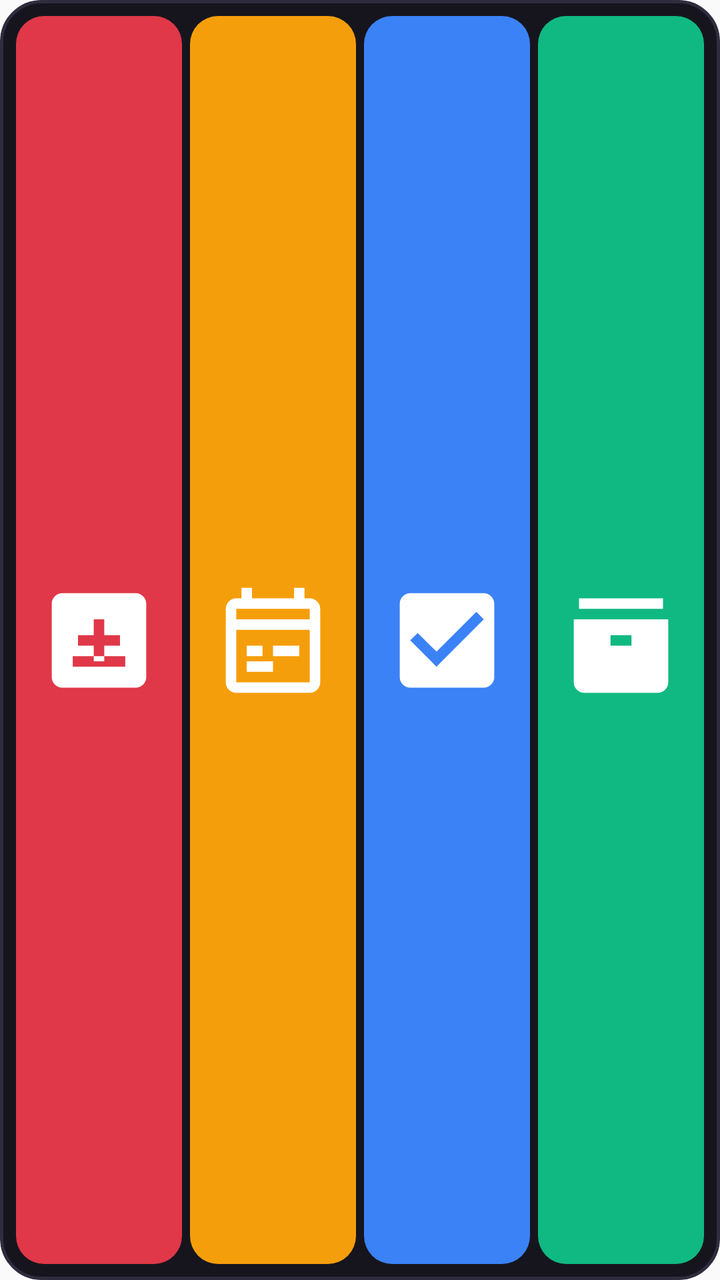
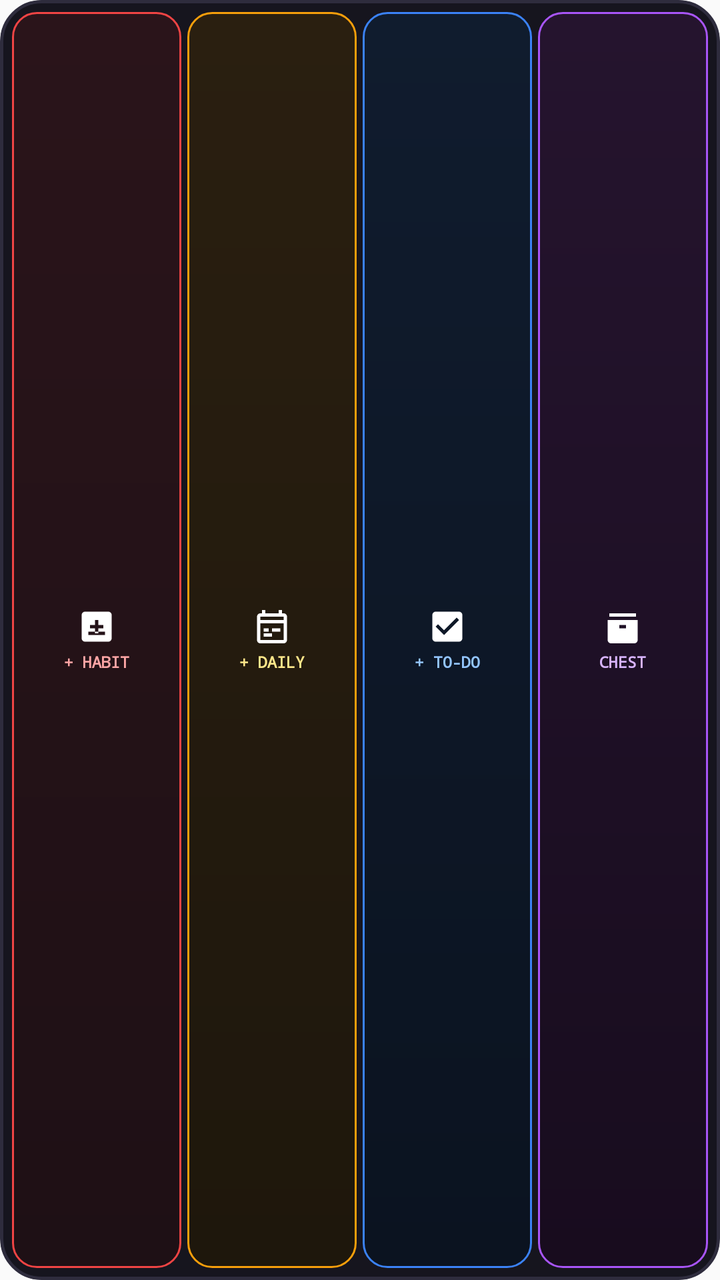

Two renders of the same Android screen: before a commit and after it. Below are the layout's source before the change and the commit's diff.
<!-- AndroidManifest.xml: application theme AppTheme -->
<!-- res/layout/quick_actions_widget.xml -->
<?xml version="1.0" encoding="utf-8"?>
<LinearLayout xmlns:android="http://schemas.android.com/apk/res/android"
    android:id="@+id/widget_quick_root"
    android:layout_width="match_parent"
    android:layout_height="match_parent"
    android:background="@drawable/widget_background"
    android:orientation="horizontal"
    android:padding="8dp"
    android:gravity="center"
    android:clipToOutline="true">

    
    <ImageButton
        android:id="@+id/quick_btn_habit"
        android:layout_width="0dp"
        android:layout_height="match_parent"
        android:layout_weight="1"
        android:layout_marginEnd="4dp"
        android:background="@drawable/widget_btn_red"
        android:src="@drawable/ic_widget_habit"
        android:scaleType="fitCenter"
        android:padding="10dp"
        android:contentDescription="New Habit" />

    
    <ImageButton
        android:id="@+id/quick_btn_daily"
        android:layout_width="0dp"
        android:layout_height="match_parent"
        android:layout_weight="1"
        android:layout_marginEnd="4dp"
        android:background="@drawable/widget_btn_amber"
        android:src="@drawable/ic_widget_daily"
        android:scaleType="fitCenter"
        android:padding="10dp"
        android:contentDescription="New Daily" />

    
    <ImageButton
        android:id="@+id/quick_btn_todo"
        android:layout_width="0dp"
        android:layout_height="match_parent"
        android:layout_weight="1"
        android:layout_marginEnd="4dp"
        android:background="@drawable/widget_btn_blue"
        android:src="@drawable/ic_widget_todo"
        android:scaleType="fitCenter"
        android:padding="10dp"
        android:contentDescription="New To-Do" />

    
    <ImageButton
        android:id="@+id/quick_btn_chest"
        android:layout_width="0dp"
        android:layout_height="match_parent"
        android:layout_weight="1"
        android:background="@drawable/widget_btn_emerald"
        android:src="@drawable/ic_widget_chest"
        android:scaleType="fitCenter"
        android:padding="10dp"
        android:contentDescription="Open Chest" />
</LinearLayout>
<!-- resources referenced by this layout -->
<resources>
  <!-- drawable ic_widget_chest (drawable) -->
  <vector xmlns:android="http://schemas.android.com/apk/res/android"
      android:width="22dp"
      android:height="22dp"
      android:viewportWidth="24"
      android:viewportHeight="24">
      <path
          android:fillColor="#FFFFFF"
          android:pathData="M20,6H4V4h16V6z M21,8H3v12c0,1.1 0.9,2 2,2h14c1.1,0 2,-0.9 2,-2V8z M14,13h-4v-2h4V13z"/>
  </vector>
  <!-- drawable ic_widget_habit (drawable) -->
  <vector xmlns:android="http://schemas.android.com/apk/res/android"
      android:width="22dp"
      android:height="22dp"
      android:viewportWidth="24"
      android:viewportHeight="24">
      <path
          android:fillColor="#FFFFFF"
          android:pathData="M19,3H5C3.9,3 3,3.9 3,5v14c0,1.1 0.9,2 2,2h14c1.1,0 2,-0.9 2,-2V5C21,3.9 20.1,3 19,3z M11,8h2v3h3v2h-3v3h-2v-3H8v-2h3V8z M17,17H7v-2h10V17z"/>
  </vector>
  <!-- drawable ic_widget_todo (drawable) -->
  <vector xmlns:android="http://schemas.android.com/apk/res/android"
      android:width="22dp"
      android:height="22dp"
      android:viewportWidth="24"
      android:viewportHeight="24">
      <path
          android:fillColor="#FFFFFF"
          android:pathData="M19,3H5C3.9,3 3,3.9 3,5v14c0,1.1 0.9,2 2,2h14c1.1,0 2,-0.9 2,-2V5C21,3.9 20.1,3 19,3z M10,17l-5,-5 1.41,-1.41L10,14.17l7.59,-7.59L19,8l-9,9z"/>
  </vector>
  <!-- drawable widget_background (drawable) -->
  <?xml version="1.0" encoding="utf-8"?>
  <shape xmlns:android="http://schemas.android.com/apk/res/android"
      android:shape="rectangle">
      <solid android:color="#16151E" />
      <corners android:radius="20dp" />
      <stroke
          android:width="1.5dp"
          android:color="#2E2C3D" />
  </shape>
  <!-- drawable widget_btn_amber (drawable) -->
  <?xml version="1.0" encoding="utf-8"?>
  <shape xmlns:android="http://schemas.android.com/apk/res/android"
      android:shape="rectangle">
      <solid android:color="#F59E0B" />
      <corners android:radius="14dp" />
  </shape>
  <!-- drawable widget_btn_blue (drawable) -->
  <?xml version="1.0" encoding="utf-8"?>
  <shape xmlns:android="http://schemas.android.com/apk/res/android"
      android:shape="rectangle">
      <solid android:color="#3B82F6" />
      <corners android:radius="14dp" />
  </shape>
  <!-- drawable widget_btn_emerald (drawable) -->
  <?xml version="1.0" encoding="utf-8"?>
  <shape xmlns:android="http://schemas.android.com/apk/res/android"
      android:shape="rectangle">
      <solid android:color="#10B981" />
      <corners android:radius="14dp" />
  </shape>
  <!-- drawable widget_btn_red (drawable) -->
  <?xml version="1.0" encoding="utf-8"?>
  <shape xmlns:android="http://schemas.android.com/apk/res/android"
      android:shape="rectangle">
      <solid android:color="#E03848" />
      <corners android:radius="14dp" />
  </shape>
  <style name="AppTheme" parent="Theme.AppCompat.Light.DarkActionBar">
          
          <item name="colorPrimary">@color/colorPrimary</item>
          <item name="colorPrimaryDark">@color/colorPrimaryDark</item>
          <item name="colorAccent">@color/colorAccent</item>
      </style>
  <!-- unchanged entries left out for length: 1 -->
</resources>

<!-- the commit's change to res/layout/quick_actions_widget.xml (unified diff, before → after) -->
@@ -5,58 +5,156 @@
     android:layout_height="match_parent"
     android:background="@drawable/widget_background"
     android:orientation="horizontal"
-    android:padding="8dp"
+    android:padding="6dp"
     android:gravity="center"
     android:clipToOutline="true">
 
     
-    <ImageButton
+    <LinearLayout
         android:id="@+id/quick_btn_habit"
         android:layout_width="0dp"
         android:layout_height="match_parent"
         android:layout_weight="1"
-        android:layout_marginEnd="4dp"
+        android:layout_marginEnd="3dp"
         android:background="@drawable/widget_btn_red"
-        android:src="@drawable/ic_widget_habit"
-        android:scaleType="fitCenter"
-        android:padding="10dp"
-        android:contentDescription="New Habit" />
+        android:orientation="vertical"
+        android:gravity="center"
+        android:paddingVertical="4dp"
+        android:clickable="true"
+        android:focusable="true">
+
+        <ImageView
+            android:layout_width="20dp"
+            android:layout_height="20dp"
+            android:src="@drawable/ic_widget_habit"
+            android:scaleType="fitCenter"
+            android:contentDescription="New Habit" />
+
+        <TextView
+            android:layout_width="wrap_content"
+            android:layout_height="wrap_content"
+            android:text="+ HABIT"
+            android:textColor="#FCA5A5"
+            android:textSize="8sp"
+            android:textStyle="bold"
+            android:typeface="monospace"
+            android:layout_marginTop="2dp" />
+    </LinearLayout>
 
     
-    <ImageButton
+    <RelativeLayout
         android:id="@+id/quick_btn_daily"
         android:layout_width="0dp"
         android:layout_height="match_parent"
         android:layout_weight="1"
-        android:layout_marginEnd="4dp"
+        android:layout_marginEnd="3dp"
         android:background="@drawable/widget_btn_amber"
-        android:src="@drawable/ic_widget_daily"
-        android:scaleType="fitCenter"
-        android:padding="10dp"
-        android:contentDescription="New Daily" />
+        android:clickable="true"
+        android:focusable="true">
+
+        <LinearLayout
+            android:layout_width="match_parent"
+            android:layout_height="match_parent"
+            android:orientation="vertical"
+            android:gravity="center"
+            android:paddingVertical="4dp">
+
+            <ImageView
+                android:layout_width="20dp"
+                android:layout_height="20dp"
+                android:src="@drawable/ic_widget_daily"
+                android:scaleType="fitCenter"
+                android:contentDescription="New Daily" />
+
+            <TextView
+                android:layout_width="wrap_content"
+                android:layout_height="wrap_content"
+                android:text="+ DAILY"
+                android:textColor="#FDE68A"
+                android:textSize="8sp"
+                android:textStyle="bold"
+                android:typeface="monospace"
+                android:layout_marginTop="2dp" />
+        </LinearLayout>
+
+        <TextView
+            android:id="@+id/quick_daily_badge"
+            android:layout_width="wrap_content"
+            android:layout_height="wrap_content"
+            android:layout_alignParentTop="true"
+            android:layout_alignParentEnd="true"
+            android:layout_margin="3dp"
+            android:paddingHorizontal="4dp"
+            android:paddingVertical="1dp"
+            android:background="@drawable/widget_chip_dark"
+            android:text="0"
+            android:textColor="#F59E0B"
+            android:textSize="7sp"
+            android:textStyle="bold"
+            android:typeface="monospace"
+            android:visibility="gone" />
+    </RelativeLayout>
 
     
-    <ImageButton
+    <LinearLayout
         android:id="@+id/quick_btn_todo"
         android:layout_width="0dp"
         android:layout_height="match_parent"
         android:layout_weight="1"
-        android:layout_marginEnd="4dp"
+        android:layout_marginEnd="3dp"
         android:background="@drawable/widget_btn_blue"
-        android:src="@drawable/ic_widget_todo"
-        android:scaleType="fitCenter"
-        android:padding="10dp"
-        android:contentDescription="New To-Do" />
+        android:orientation="vertical"
+        android:gravity="center"
+        android:paddingVertical="4dp"
+        android:clickable="true"
+        android:focusable="true">
+
+        <ImageView
+            android:layout_width="20dp"
+            android:layout_height="20dp"
+            android:src="@drawable/ic_widget_todo"
+            android:scaleType="fitCenter"
+            android:contentDescription="New To-Do" />
+
+        <TextView
+            android:layout_width="wrap_content"
+            android:layout_height="wrap_content"
+            android:text="+ TO-DO"
+            android:textColor="#93C5FD"
+            android:textSize="8sp"
+            android:textStyle="bold"
+            android:typeface="monospace"
+            android:layout_marginTop="2dp" />
+    </LinearLayout>
 
     
-    <ImageButton
+    <LinearLayout
         android:id="@+id/quick_btn_chest"
         android:layout_width="0dp"
         android:layout_height="match_parent"
         android:layout_weight="1"
         android:background="@drawable/widget_btn_emerald"
-        android:src="@drawable/ic_widget_chest"
-        android:scaleType="fitCenter"
-        android:padding="10dp"
-        android:contentDescription="Open Chest" />
+        android:orientation="vertical"
+        android:gravity="center"
+        android:paddingVertical="4dp"
+        android:clickable="true"
+        android:focusable="true">
+
+        <ImageView
+            android:layout_width="20dp"
+            android:layout_height="20dp"
+            android:src="@drawable/ic_widget_chest"
+            android:scaleType="fitCenter"
+            android:contentDescription="Open Chest" />
+
+        <TextView
+            android:layout_width="wrap_content"
+            android:layout_height="wrap_content"
+            android:text="CHEST"
+            android:textColor="#D8B4FE"
+            android:textSize="8sp"
+            android:textStyle="bold"
+            android:typeface="monospace"
+            android:layout_marginTop="2dp" />
+    </LinearLayout>
 </LinearLayout>
<!-- resource entries referenced after the edit -->
@@ -44,29 +44,63 @@
   <?xml version="1.0" encoding="utf-8"?>
   <shape xmlns:android="http://schemas.android.com/apk/res/android"
       android:shape="rectangle">
-      <solid android:color="#F59E0B" />
-      <corners android:radius="14dp" />
+      <gradient
+          android:startColor="#2A1F10"
+          android:endColor="#1E170C"
+          android:angle="270" />
+      <corners android:radius="12dp" />
+      <stroke
+          android:width="1dp"
+          android:color="#F59E0B" />
   </shape>
   <!-- drawable widget_btn_blue (drawable) -->
   <?xml version="1.0" encoding="utf-8"?>
   <shape xmlns:android="http://schemas.android.com/apk/res/android"
       android:shape="rectangle">
-      <solid android:color="#3B82F6" />
-      <corners android:radius="14dp" />
+      <gradient
+          android:startColor="#101C2E"
+          android:endColor="#0B1320"
+          android:angle="270" />
+      <corners android:radius="12dp" />
+      <stroke
+          android:width="1dp"
+          android:color="#3B82F6" />
   </shape>
   <!-- drawable widget_btn_emerald (drawable) -->
   <?xml version="1.0" encoding="utf-8"?>
   <shape xmlns:android="http://schemas.android.com/apk/res/android"
       android:shape="rectangle">
-      <solid android:color="#10B981" />
-      <corners android:radius="14dp" />
+      <gradient
+          android:startColor="#25142E"
+          android:endColor="#180C1E"
+          android:angle="270" />
+      <corners android:radius="12dp" />
+      <stroke
+          android:width="1dp"
+          android:color="#A855F7" />
   </shape>
   <!-- drawable widget_btn_red (drawable) -->
   <?xml version="1.0" encoding="utf-8"?>
   <shape xmlns:android="http://schemas.android.com/apk/res/android"
       android:shape="rectangle">
-      <solid android:color="#E03848" />
-      <corners android:radius="14dp" />
+      <gradient
+          android:startColor="#2A141A"
+          android:endColor="#1E1015"
+          android:angle="270" />
+      <corners android:radius="12dp" />
+      <stroke
+          android:width="1dp"
+          android:color="#EF4444" />
+  </shape>
+  <!-- drawable widget_chip_dark (drawable) -->
+  <?xml version="1.0" encoding="utf-8"?>
+  <shape xmlns:android="http://schemas.android.com/apk/res/android"
+      android:shape="rectangle">
+      <solid android:color="#22202C" />
+      <corners android:radius="8dp" />
+      <stroke
+          android:width="1dp"
+          android:color="#363247" />
   </shape>
   <style name="AppTheme" parent="Theme.AppCompat.Light.DarkActionBar">
           
